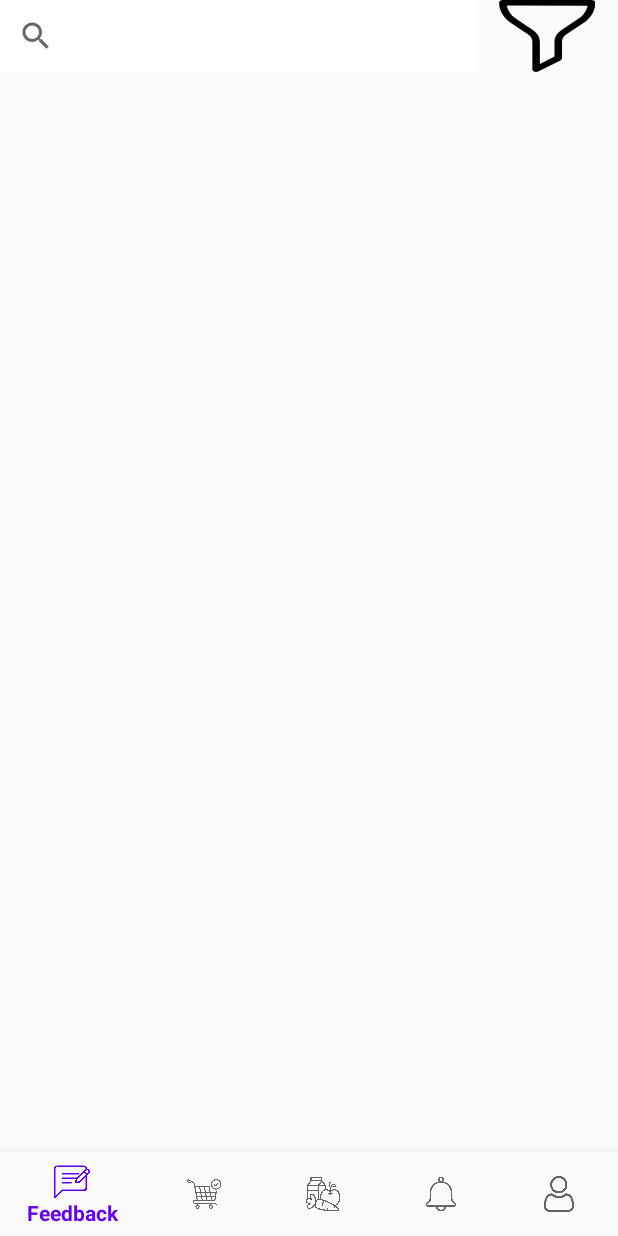
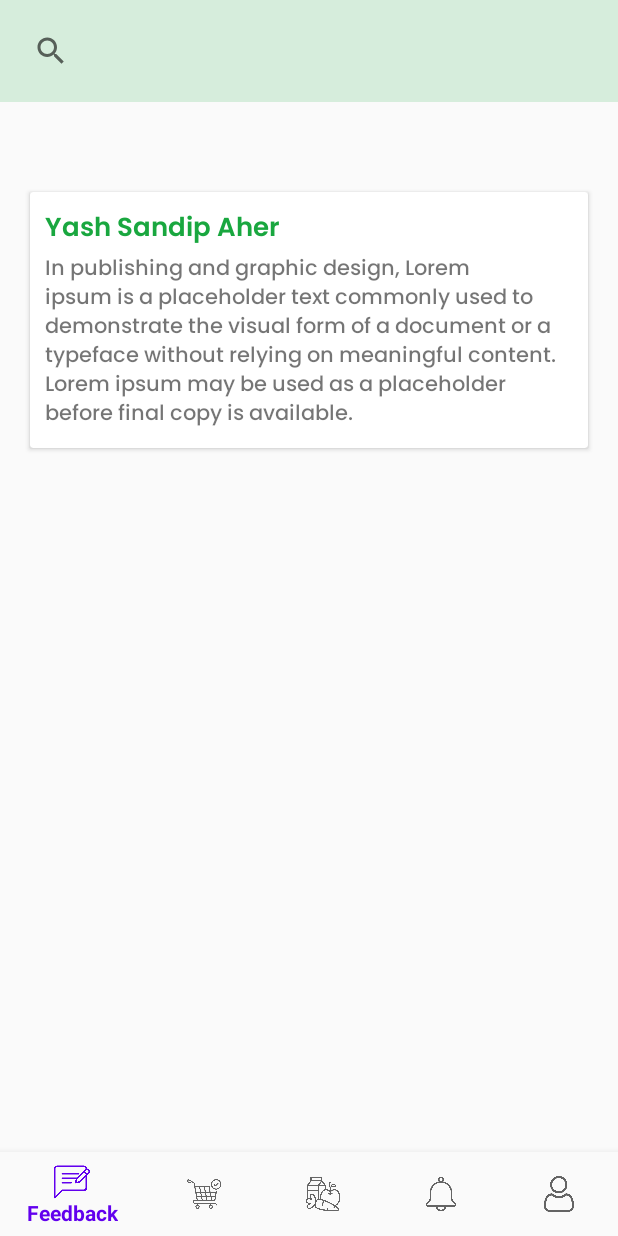
Before and after one commit to chetan7020/FoodBankApp, an Android app: the ProviderFeedbackFragment screen opened through its navigation route, on a phone screen of 412 x 824 dp. Run offline under Robolectric (Android 15) with nearby library versions, the phone set to English and light mode, and no system bars; our stand-ins replace navigation-ui.

```diff
--- a/app/src/main/AndroidManifest.xml
+++ b/app/src/main/AndroidManifest.xml
@@ -12,21 +12,16 @@
         android:supportsRtl="true"
         android:theme="@style/Theme.FoodBankSurplus"
         tools:targetApi="31">
-        <activity
-            android:name=".ProviderLoginActivity"
-            android:exported="false" />
+
         <activity
             android:name=".LoginActivity"
             android:exported="false"
-            android:theme="@style/Theme.MaterialComponents.DayNight.NoActionBar"></activity>
+            android:theme="@style/Theme.MaterialComponents.DayNight.NoActionBar">
+
+        </activity>
         <activity
             android:name=".SplashActivity"
             android:exported="true">
-            <intent-filter>
-                <action android:name="android.intent.action.MAIN" />
-
-                <category android:name="android.intent.category.LAUNCHER" />
-            </intent-filter>
         </activity>
         <activity
             android:name=".provider.ProviderMainActivity"
@@ -35,6 +30,11 @@
             <meta-data
                 android:name="android.app.lib_name"
                 android:value="" />
+            <intent-filter>
+                <action android:name="android.intent.action.MAIN" />
+
+                <category android:name="android.intent.category.LAUNCHER" />
+            </intent-filter>
         </activity>
         <activity
             android:name=".MainActivity"
--- /dev/null
+++ b/app/src/main/res/drawable/search_bar.xml
@@ -0,0 +1,7 @@
+<?xml version="1.0" encoding="utf-8"?>
+<shape xmlns:android="http://schemas.android.com/apk/res/android" android:shape="rectangle">
+
+    <solid android:color="#D6EDDC"/>
+    <stroke android:color="@color/green"/>
+
+</shape>
--- a/app/src/main/res/layout/provider_fragment_feedback.xml
+++ b/app/src/main/res/layout/provider_fragment_feedback.xml
@@ -5,29 +5,71 @@
     android:layout_height="match_parent"
     tools:context=".provider.ui.ProviderFeedbackFragment">
 
-    <LinearLayout
+    <androidx.appcompat.widget.SearchView
+        android:id="@+id/search_bar"
+        android:layout_alignParentTop="true"
         android:layout_width="match_parent"
         android:layout_height="wrap_content"
-        android:orientation="horizontal">
+        android:padding="10dp"
+        android:scrollbarSize="20dp"
+        android:background="@drawable/search_bar"/>
 
-    <androidx.appcompat.widget.SearchView
+
+    <ScrollView
+        android:layout_below="@id/search_bar"
+        android:layout_width="match_parent"
+        android:layout_height="wrap_content">
+
+
+    <LinearLayout
+        android:id="@+id/linear_layout_1"
         android:layout_width="match_parent"
         android:layout_height="wrap_content"
-        android:background="@color/white"
-        android:layout_weight="8"
-        />
+        android:layout_below="@id/search_bar"
+        android:layout_marginTop="30dp"
+       android:paddingBottom="20dp"
+        android:paddingTop="10dp"
+        android:orientation="vertical">
 
-        <Button
-            android:layout_width="wrap_content"
-            android:layout_height="wrap_content"
-            android:layout_weight="2"
-            android:background="@drawable/filter_icon"
-            android:layout_marginHorizontal="15dp"
-            android:paddingVertical="10dp"
-            />
+
+        <androidx.cardview.widget.CardView
+            android:layout_width="match_parent"
+            android:layout_margin="20dp"
+            android:layout_height="wrap_content">
+
+
+            <LinearLayout
+                android:layout_width="match_parent"
+                android:layout_height="match_parent"
+                android:padding="10dp"
+                android:orientation="vertical">
+
+                <TextView
+                    android:layout_width="match_parent"
+                    android:layout_height="wrap_content"
+                    android:text="Yash Sandip Aher"
+                    android:textColor="@color/green"
+                    android:fontFamily="@font/poppins_semibold"
+                    android:textSize="17dp"/>
+
+                <TextView
+                    android:layout_width="match_parent"
+                    android:layout_height="wrap_content"
+                    android:text="In publishing and graphic design, Lorem ipsum is a placeholder text commonly used to demonstrate the visual form of a document or a typeface without relying on meaningful content. Lorem ipsum may be used as a placeholder before final copy is available."
+                    android:textSize="14dp"
+                    android:fontFamily="@font/poppins_medium"/>
+
+
+            </LinearLayout>
+
+        </androidx.cardview.widget.CardView>
+
 
     </LinearLayout>
 
 
+    </ScrollView>
+
+
 
 </RelativeLayout>
```
